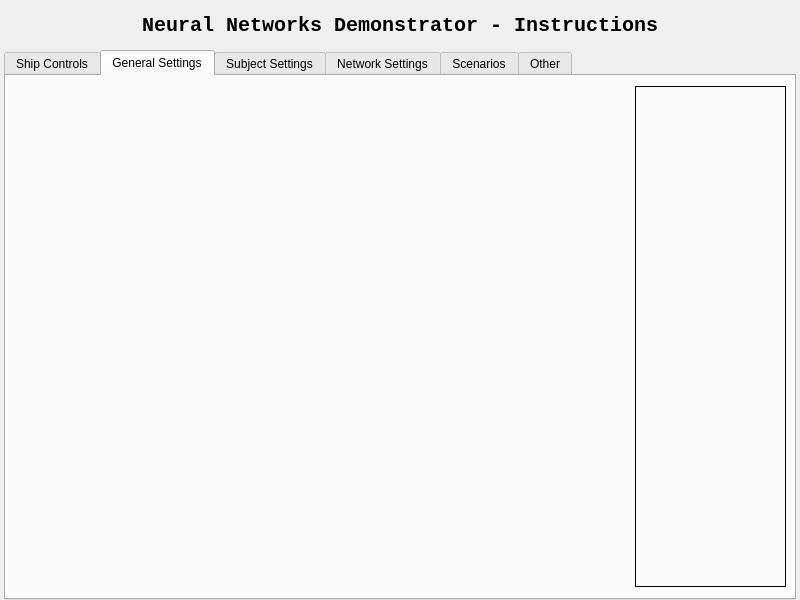
First picture: the form in shipyard/help/instructions.ui, repository terratenff/yrn-eavat-zrff, before the edit.
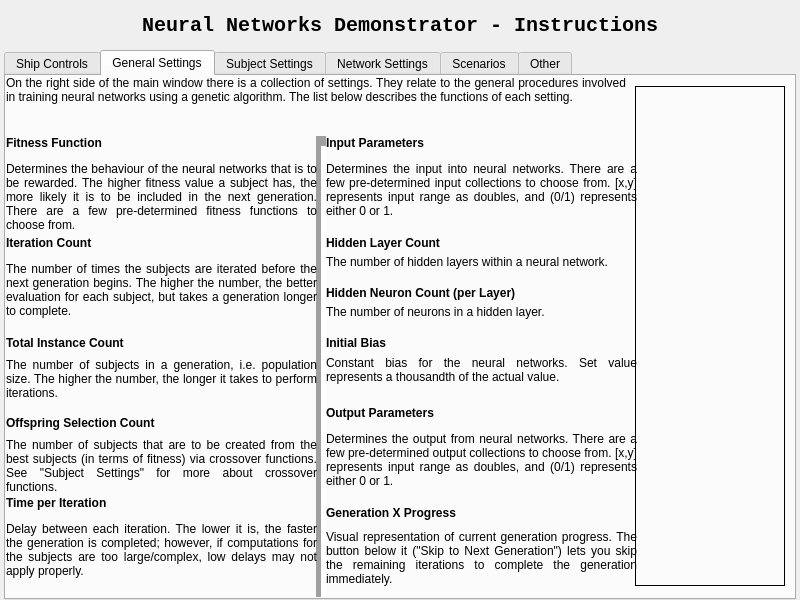
Second picture: the form after the edit. The open tabs and pages were chosen to show the change. Icons and pictures are not drawn.

Commit message: Updated instructions for ship controls, general settings, subject settings and network settings

```diff
--- a/shipyard/help/instructions.ui
+++ b/shipyard/help/instructions.ui
@@ -139,8 +139,8 @@
       <rect>
        <x>629</x>
        <y>10</y>
-       <width>151</width>
-       <height>501</height>
+       <width>150</width>
+       <height>500</height>
       </rect>
      </property>
      <property name="frameShape">
@@ -156,6 +156,627 @@
       <bool>true</bool>
      </property>
     </widget>
+    <widget class="QLabel" name="label_19">
+     <property name="geometry">
+      <rect>
+       <x>0</x>
+       <y>0</y>
+       <width>620</width>
+       <height>50</height>
+      </rect>
+     </property>
+     <property name="text">
+      <string>On the right side of the main window there is a collection of settings. They relate to the general procedures involved in training neural networks using a genetic algorithm. The list below describes the functions of each setting.</string>
+     </property>
+     <property name="alignment">
+      <set>Qt::AlignJustify|Qt::AlignTop</set>
+     </property>
+     <property name="wordWrap">
+      <bool>true</bool>
+     </property>
+     <property name="margin">
+      <number>5</number>
+     </property>
+    </widget>
+    <widget class="Line" name="line_2">
+     <property name="geometry">
+      <rect>
+       <x>310</x>
+       <y>60</y>
+       <width>10</width>
+       <height>461</height>
+      </rect>
+     </property>
+     <property name="lineWidth">
+      <number>10</number>
+     </property>
+     <property name="orientation">
+      <enum>Qt::Vertical</enum>
+     </property>
+    </widget>
+    <widget class="QWidget" name="layoutWidget">
+     <property name="geometry">
+      <rect>
+       <x>0</x>
+       <y>160</y>
+       <width>311</width>
+       <height>101</height>
+      </rect>
+     </property>
+     <layout class="QVBoxLayout" name="verticalLayout_2" stretch="20,70">
+      <property name="spacing">
+       <number>5</number>
+      </property>
+      <item>
+       <widget class="QLabel" name="label_22">
+        <property name="font">
+         <font>
+          <weight>75</weight>
+          <bold>true</bold>
+         </font>
+        </property>
+        <property name="text">
+         <string>Iteration Count</string>
+        </property>
+        <property name="alignment">
+         <set>Qt::AlignJustify|Qt::AlignTop</set>
+        </property>
+        <property name="wordWrap">
+         <bool>true</bool>
+        </property>
+        <property name="margin">
+         <number>5</number>
+        </property>
+       </widget>
+      </item>
+      <item>
+       <widget class="QLabel" name="label_23">
+        <property name="text">
+         <string>The number of times the subjects are iterated before the next generation begins. The higher the number, the better evaluation for each subject, but takes a generation longer to complete.</string>
+        </property>
+        <property name="alignment">
+         <set>Qt::AlignJustify|Qt::AlignTop</set>
+        </property>
+        <property name="wordWrap">
+         <bool>true</bool>
+        </property>
+        <property name="margin">
+         <number>5</number>
+        </property>
+       </widget>
+      </item>
+     </layout>
+    </widget>
+    <widget class="QWidget" name="layoutWidget_2">
+     <property name="geometry">
+      <rect>
+       <x>0</x>
+       <y>260</y>
+       <width>311</width>
+       <height>81</height>
+      </rect>
+     </property>
+     <layout class="QVBoxLayout" name="verticalLayout_3" stretch="20,70">
+      <property name="spacing">
+       <number>5</number>
+      </property>
+      <item>
+       <widget class="QLabel" name="label_24">
+        <property name="font">
+         <font>
+          <weight>75</weight>
+          <bold>true</bold>
+         </font>
+        </property>
+        <property name="text">
+         <string>Total Instance Count</string>
+        </property>
+        <property name="alignment">
+         <set>Qt::AlignJustify|Qt::AlignTop</set>
+        </property>
+        <property name="wordWrap">
+         <bool>true</bool>
+        </property>
+        <property name="margin">
+         <number>5</number>
+        </property>
+       </widget>
+      </item>
+      <item>
+       <widget class="QLabel" name="label_25">
+        <property name="text">
+         <string>The number of subjects in a generation, i.e. population size. The higher the number, the longer it takes to perform iterations.</string>
+        </property>
+        <property name="alignment">
+         <set>Qt::AlignJustify|Qt::AlignTop</set>
+        </property>
+        <property name="wordWrap">
+         <bool>true</bool>
+        </property>
+        <property name="margin">
+         <number>5</number>
+        </property>
+       </widget>
+      </item>
+     </layout>
+    </widget>
+    <widget class="QWidget" name="layoutWidget_3">
+     <property name="geometry">
+      <rect>
+       <x>0</x>
+       <y>340</y>
+       <width>311</width>
+       <height>81</height>
+      </rect>
+     </property>
+     <layout class="QVBoxLayout" name="verticalLayout_4" stretch="20,70">
+      <property name="spacing">
+       <number>5</number>
+      </property>
+      <item>
+       <widget class="QLabel" name="label_26">
+        <property name="font">
+         <font>
+          <weight>75</weight>
+          <bold>true</bold>
+         </font>
+        </property>
+        <property name="text">
+         <string>Offspring Selection Count</string>
+        </property>
+        <property name="alignment">
+         <set>Qt::AlignJustify|Qt::AlignTop</set>
+        </property>
+        <property name="wordWrap">
+         <bool>true</bool>
+        </property>
+        <property name="margin">
+         <number>5</number>
+        </property>
+       </widget>
+      </item>
+      <item>
+       <widget class="QLabel" name="label_27">
+        <property name="text">
+         <string>The number of subjects that are to be created from the best subjects (in terms of fitness) via crossover functions. See &quot;Subject Settings&quot; for more about crossover functions.</string>
+        </property>
+        <property name="alignment">
+         <set>Qt::AlignJustify|Qt::AlignTop</set>
+        </property>
+        <property name="wordWrap">
+         <bool>true</bool>
+        </property>
+        <property name="margin">
+         <number>5</number>
+        </property>
+       </widget>
+      </item>
+     </layout>
+    </widget>
+    <widget class="QWidget" name="layoutWidget_4">
+     <property name="geometry">
+      <rect>
+       <x>0</x>
+       <y>420</y>
+       <width>311</width>
+       <height>101</height>
+      </rect>
+     </property>
+     <layout class="QVBoxLayout" name="verticalLayout_5" stretch="20,70">
+      <property name="spacing">
+       <number>5</number>
+      </property>
+      <item>
+       <widget class="QLabel" name="label_28">
+        <property name="font">
+         <font>
+          <weight>75</weight>
+          <bold>true</bold>
+         </font>
+        </property>
+        <property name="text">
+         <string>Time per Iteration</string>
+        </property>
+        <property name="alignment">
+         <set>Qt::AlignJustify|Qt::AlignTop</set>
+        </property>
+        <property name="wordWrap">
+         <bool>true</bool>
+        </property>
+        <property name="margin">
+         <number>5</number>
+        </property>
+       </widget>
+      </item>
+      <item>
+       <widget class="QLabel" name="label_29">
+        <property name="text">
+         <string>Delay between each iteration. The lower it is, the faster the generation is completed; however, if computations for the subjects are too large/complex, low delays may not apply properly.</string>
+        </property>
+        <property name="alignment">
+         <set>Qt::AlignJustify|Qt::AlignTop</set>
+        </property>
+        <property name="wordWrap">
+         <bool>true</bool>
+        </property>
+        <property name="margin">
+         <number>5</number>
+        </property>
+       </widget>
+      </item>
+     </layout>
+    </widget>
+    <widget class="QWidget" name="layoutWidget_5">
+     <property name="geometry">
+      <rect>
+       <x>320</x>
+       <y>60</y>
+       <width>311</width>
+       <height>101</height>
+      </rect>
+     </property>
+     <layout class="QVBoxLayout" name="verticalLayout_6" stretch="20,70">
+      <property name="spacing">
+       <number>5</number>
+      </property>
+      <item>
+       <widget class="QLabel" name="label_30">
+        <property name="font">
+         <font>
+          <weight>75</weight>
+          <bold>true</bold>
+         </font>
+        </property>
+        <property name="text">
+         <string>Input Parameters</string>
+        </property>
+        <property name="alignment">
+         <set>Qt::AlignJustify|Qt::AlignTop</set>
+        </property>
+        <property name="wordWrap">
+         <bool>true</bool>
+        </property>
+        <property name="margin">
+         <number>5</number>
+        </property>
+       </widget>
+      </item>
+      <item>
+       <widget class="QLabel" name="label_31">
+        <property name="text">
+         <string>Determines the input into neural networks. There are a few pre-determined input collections to choose from. [x,y] represents input range as doubles, and (0/1) represents either 0 or 1.</string>
+        </property>
+        <property name="alignment">
+         <set>Qt::AlignJustify|Qt::AlignTop</set>
+        </property>
+        <property name="wordWrap">
+         <bool>true</bool>
+        </property>
+        <property name="margin">
+         <number>5</number>
+        </property>
+       </widget>
+      </item>
+     </layout>
+    </widget>
+    <widget class="QWidget" name="layoutWidget_6">
+     <property name="geometry">
+      <rect>
+       <x>320</x>
+       <y>160</y>
+       <width>311</width>
+       <height>51</height>
+      </rect>
+     </property>
+     <layout class="QVBoxLayout" name="verticalLayout_7" stretch="20,70">
+      <property name="spacing">
+       <number>5</number>
+      </property>
+      <item>
+       <widget class="QLabel" name="label_32">
+        <property name="font">
+         <font>
+          <weight>75</weight>
+          <bold>true</bold>
+         </font>
+        </property>
+        <property name="text">
+         <string>Hidden Layer Count</string>
+        </property>
+        <property name="alignment">
+         <set>Qt::AlignJustify|Qt::AlignTop</set>
+        </property>
+        <property name="wordWrap">
+         <bool>true</bool>
+        </property>
+        <property name="margin">
+         <number>5</number>
+        </property>
+       </widget>
+      </item>
+      <item>
+       <widget class="QLabel" name="label_33">
+        <property name="text">
+         <string>The number of hidden layers within a neural network.</string>
+        </property>
+        <property name="alignment">
+         <set>Qt::AlignJustify|Qt::AlignTop</set>
+        </property>
+        <property name="wordWrap">
+         <bool>true</bool>
+        </property>
+        <property name="margin">
+         <number>5</number>
+        </property>
+       </widget>
+      </item>
+     </layout>
+    </widget>
+    <widget class="QWidget" name="layoutWidget_7">
+     <property name="geometry">
+      <rect>
+       <x>320</x>
+       <y>210</y>
+       <width>311</width>
+       <height>51</height>
+      </rect>
+     </property>
+     <layout class="QVBoxLayout" name="verticalLayout_8" stretch="20,70">
+      <property name="spacing">
+       <number>5</number>
+      </property>
+      <item>
+       <widget class="QLabel" name="label_34">
+        <property name="font">
+         <font>
+          <weight>75</weight>
+          <bold>true</bold>
+         </font>
+        </property>
+        <property name="text">
+         <string>Hidden Neuron Count (per Layer)</string>
+        </property>
+        <property name="alignment">
+         <set>Qt::AlignJustify|Qt::AlignTop</set>
+        </property>
+        <property name="wordWrap">
+         <bool>true</bool>
+        </property>
+        <property name="margin">
+         <number>5</number>
+        </property>
+       </widget>
+      </item>
+      <item>
+       <widget class="QLabel" name="label_35">
+        <property name="text">
+         <string>The number of neurons in a hidden layer.</string>
+        </property>
+        <property name="alignment">
+         <set>Qt::AlignJustify|Qt::AlignTop</set>
+        </property>
+        <property name="wordWrap">
+         <bool>true</bool>
+        </property>
+        <property name="margin">
+         <number>5</number>
+        </property>
+       </widget>
+      </item>
+     </layout>
+    </widget>
+    <widget class="QWidget" name="layoutWidget_8">
+     <property name="geometry">
+      <rect>
+       <x>320</x>
+       <y>260</y>
+       <width>311</width>
+       <height>71</height>
+      </rect>
+     </property>
+     <layout class="QVBoxLayout" name="verticalLayout_9" stretch="20,70">
+      <property name="spacing">
+       <number>5</number>
+      </property>
+      <item>
+       <widget class="QLabel" name="label_36">
+        <property name="font">
+         <font>
+          <weight>75</weight>
+          <bold>true</bold>
+         </font>
+        </property>
+        <property name="text">
+         <string>Initial Bias</string>
+        </property>
+        <property name="alignment">
+         <set>Qt::AlignJustify|Qt::AlignTop</set>
+        </property>
+        <property name="wordWrap">
+         <bool>true</bool>
+        </property>
+        <property name="margin">
+         <number>5</number>
+        </property>
+       </widget>
+      </item>
+      <item>
+       <widget class="QLabel" name="label_37">
+        <property name="text">
+         <string>Constant bias for the neural networks. Set value represents a thousandth of the actual value.</string>
+        </property>
+        <property name="alignment">
+         <set>Qt::AlignJustify|Qt::AlignTop</set>
+        </property>
+        <property name="wordWrap">
+         <bool>true</bool>
+        </property>
+        <property name="margin">
+         <number>5</number>
+        </property>
+       </widget>
+      </item>
+     </layout>
+    </widget>
+    <widget class="QWidget" name="layoutWidget_9">
+     <property name="geometry">
+      <rect>
+       <x>320</x>
+       <y>330</y>
+       <width>311</width>
+       <height>101</height>
+      </rect>
+     </property>
+     <layout class="QVBoxLayout" name="verticalLayout_10" stretch="20,70">
+      <property name="spacing">
+       <number>5</number>
+      </property>
+      <item>
+       <widget class="QLabel" name="label_38">
+        <property name="font">
+         <font>
+          <weight>75</weight>
+          <bold>true</bold>
+         </font>
+        </property>
+        <property name="text">
+         <string>Output Parameters</string>
+        </property>
+        <property name="alignment">
+         <set>Qt::AlignJustify|Qt::AlignTop</set>
+        </property>
+        <property name="wordWrap">
+         <bool>true</bool>
+        </property>
+        <property name="margin">
+         <number>5</number>
+        </property>
+       </widget>
+      </item>
+      <item>
+       <widget class="QLabel" name="label_39">
+        <property name="text">
+         <string>Determines the output from neural networks. There are a few pre-determined output collections to choose from. [x,y] represents input range as doubles, and (0/1) represents either 0 or 1.</string>
+        </property>
+        <property name="alignment">
+         <set>Qt::AlignJustify|Qt::AlignTop</set>
+        </property>
+        <property name="wordWrap">
+         <bool>true</bool>
+        </property>
+        <property name="margin">
+         <number>5</number>
+        </property>
+       </widget>
+      </item>
+     </layout>
+    </widget>
+    <widget class="QWidget" name="layoutWidget_10">
+     <property name="geometry">
+      <rect>
+       <x>320</x>
+       <y>430</y>
+       <width>311</width>
+       <height>91</height>
+      </rect>
+     </property>
+     <layout class="QVBoxLayout" name="verticalLayout_11" stretch="20,70">
+      <property name="spacing">
+       <number>5</number>
+      </property>
+      <item>
+       <widget class="QLabel" name="label_40">
+        <property name="font">
+         <font>
+          <weight>75</weight>
+          <bold>true</bold>
+         </font>
+        </property>
+        <property name="text">
+         <string>Generation X Progress</string>
+        </property>
+        <property name="alignment">
+         <set>Qt::AlignJustify|Qt::AlignTop</set>
+        </property>
+        <property name="wordWrap">
+         <bool>true</bool>
+        </property>
+        <property name="margin">
+         <number>5</number>
+        </property>
+       </widget>
+      </item>
+      <item>
+       <widget class="QLabel" name="label_41">
+        <property name="text">
+         <string>Visual representation of current generation progress. The button below it (&quot;Skip to Next Generation&quot;) lets you skip the remaining iterations to complete the generation immediately.</string>
+        </property>
+        <property name="alignment">
+         <set>Qt::AlignJustify|Qt::AlignTop</set>
+        </property>
+        <property name="wordWrap">
+         <bool>true</bool>
+        </property>
+        <property name="margin">
+         <number>5</number>
+        </property>
+       </widget>
+      </item>
+     </layout>
+    </widget>
+    <widget class="QWidget" name="">
+     <property name="geometry">
+      <rect>
+       <x>0</x>
+       <y>60</y>
+       <width>311</width>
+       <height>101</height>
+      </rect>
+     </property>
+     <layout class="QVBoxLayout" name="verticalLayout" stretch="20,70">
+      <property name="spacing">
+       <number>5</number>
+      </property>
+      <item>
+       <widget class="QLabel" name="label_20">
+        <property name="font">
+         <font>
+          <weight>75</weight>
+          <bold>true</bold>
+         </font>
+        </property>
+        <property name="text">
+         <string>Fitness Function</string>
+        </property>
+        <property name="alignment">
+         <set>Qt::AlignJustify|Qt::AlignTop</set>
+        </property>
+        <property name="wordWrap">
+         <bool>true</bool>
+        </property>
+        <property name="margin">
+         <number>5</number>
+        </property>
+       </widget>
+      </item>
+      <item>
+       <widget class="QLabel" name="label_21">
+        <property name="text">
+         <string>Determines the behaviour of the neural networks that is to be rewarded. The higher fitness value a subject has, the more likely it is to be included in the next generation. There are a few pre-determined fitness functions to choose from.</string>
+        </property>
+        <property name="alignment">
+         <set>Qt::AlignJustify|Qt::AlignTop</set>
+        </property>
+        <property name="wordWrap">
+         <bool>true</bool>
+        </property>
+        <property name="margin">
+         <number>5</number>
+        </property>
+       </widget>
+      </item>
+     </layout>
+    </widget>
    </widget>
    <widget class="QWidget" name="tab_5">
     <attribute name="title">
```
Left out of the diff: 669 changed lines with no effect on the pictures.
